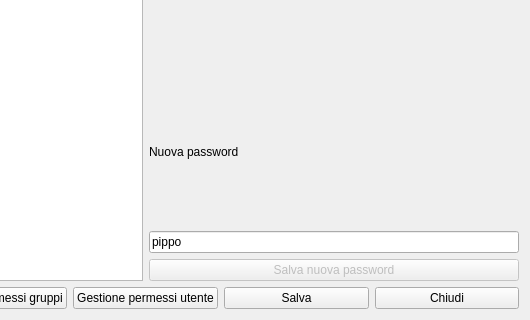
The window that hgestioneutenti.ui (fblabs/hamlet-mod-sancon) describes before a commit, drawn with Qt 5; both pictures show x 239 to 769 and y 141 to 461 of the 769 by 461 pixel window.
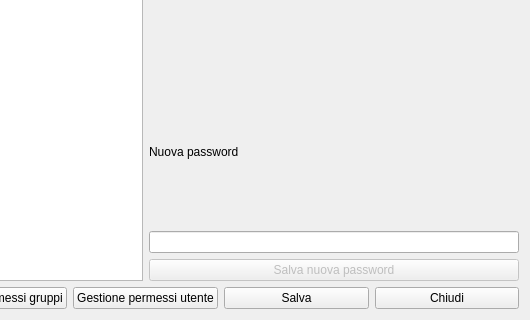
The same window after the commit. Icons and pictures are not drawn.

The edit to the form file:
```diff
--- a/hgestioneutenti.ui
+++ b/hgestioneutenti.ui
@@ -98,7 +98,7 @@
            <item>
             <widget class="QLineEdit" name="leNewPass">
              <property name="text">
-              <string>pippo</string>
+              <string/>
              </property>
             </widget>
            </item>
```
